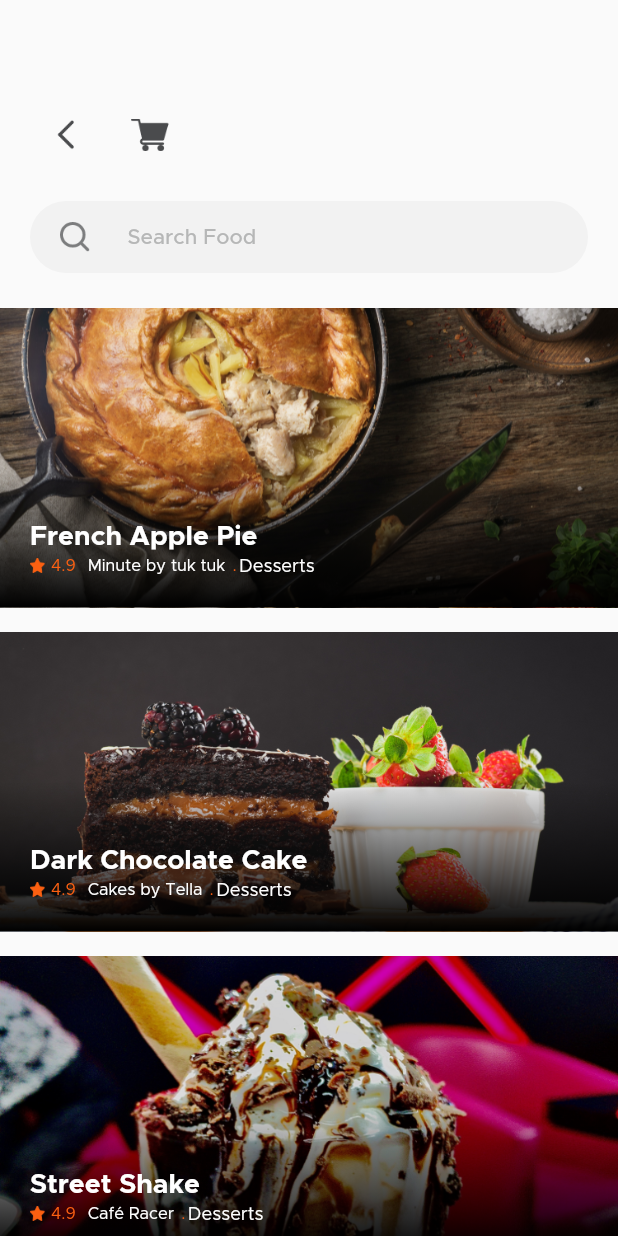
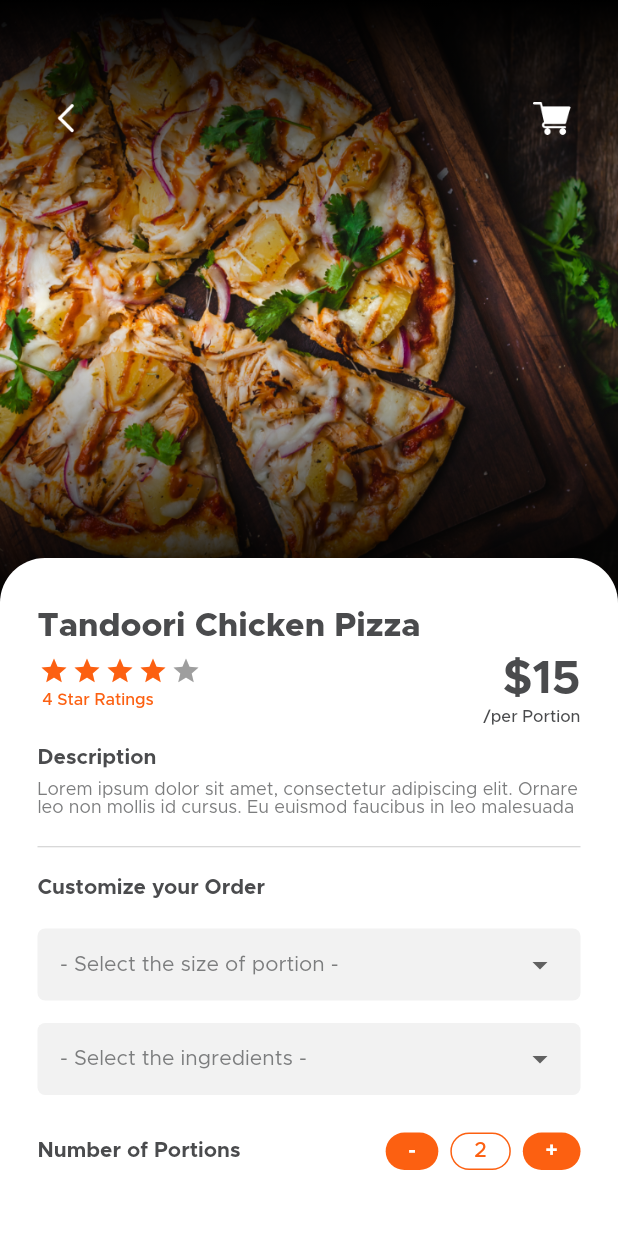
Before and after one commit to codeforany/food_delivery_meal, a Flutter app: the MenuItemsView screen opened directly with empty values, after a tap on "French Apple Pie", on a phone screen of 412 x 824 dp. Run offline on Flutter 3.47's test engine with Material 2 defaults, Android fonts, the phone set to English and light mode, and no system bars; drawn by our look-alikes of flutter_rating_bar; missing offline and left inert: otp_pin_field.

Commit message:
Food Details UI

```diff
--- /dev/null
+++ b/lib/view/menu/item_details_view.dart
@@ -0,0 +1,395 @@
+import 'package:flutter/material.dart';
+import 'package:flutter_rating_bar/flutter_rating_bar.dart';
+
+import '../../common/color_extension.dart';
+
+class ItemDetailsView extends StatefulWidget {
+  const ItemDetailsView({super.key});
+
+  @override
+  State<ItemDetailsView> createState() => _ItemDetailsViewState();
+}
+
+class _ItemDetailsViewState extends State<ItemDetailsView> {
+  @override
+  Widget build(BuildContext context) {
+    var media = MediaQuery.of(context).size;
+    return Scaffold(
+      backgroundColor: TColor.white,
+      body: Stack(
+        alignment: Alignment.topCenter,
+        children: [
+          Image.asset(
+            "assets/img/detail_top.png",
+            width: media.width,
+            height: media.width,
+            fit: BoxFit.cover,
+          ),
+          Container(
+            width: media.width,
+            height: media.width,
+            decoration: const BoxDecoration(
+              gradient: LinearGradient(
+                  colors: [Colors.black, Colors.transparent, Colors.black],
+                  begin: Alignment.topCenter,
+                  end: Alignment.bottomCenter),
+            ),
+          ),
+          SingleChildScrollView(
+            child: Padding(
+              padding: const EdgeInsets.symmetric(vertical: 20),
+              child: Column(
+                children: [
+                  SizedBox(
+                    height: media.width - 60,
+                  ),
+                  Container(
+                    decoration: BoxDecoration(
+                        color: TColor.white,
+                        borderRadius: const BorderRadius.only(
+                            topLeft: Radius.circular(30),
+                            topRight: Radius.circular(30))),
+                    child: Column(
+                        crossAxisAlignment: CrossAxisAlignment.start,
+                        children: [
+                          const SizedBox(
+                            height: 35,
+                          ),
+                          Padding(
+                            padding: const EdgeInsets.symmetric(horizontal: 25),
+                            child: Text(
+                              "Tandoori Chicken Pizza",
+                              style: TextStyle(
+                                  color: TColor.primaryText,
+                                  fontSize: 22,
+                                  fontWeight: FontWeight.w800),
+                            ),
+                          ),
+                          const SizedBox(
+                            height: 8,
+                          ),
+                          Padding(
+                            padding: const EdgeInsets.symmetric(horizontal: 25),
+                            child: Row(
+                              mainAxisAlignment: MainAxisAlignment.spaceBetween,
+                              crossAxisAlignment: CrossAxisAlignment.start,
+                              children: [
+                                Column(
+                                  crossAxisAlignment: CrossAxisAlignment.start,
+                                  children: [
+                                    IgnorePointer(
+                                      ignoring: true,
+                                      child: RatingBar.builder(
+                                        initialRating: 4,
+                                        minRating: 1,
+                                        direction: Axis.horizontal,
+                                        allowHalfRating: true,
+                                        itemCount: 5,
+                                        itemSize: 20,
+                                        itemPadding: const EdgeInsets.symmetric(
+                                            horizontal: 1.0),
+                                        itemBuilder: (context, _) => Icon(
+                                          Icons.star,
+                                          color: TColor.primary,
+                                        ),
+                                        onRatingUpdate: (rating) {
+                                          print(rating);
+                                        },
+                                      ),
+                                    ),
+                                    const SizedBox(
+                                      height: 4,
+                                    ),
+                                    Text(
+                                      " 4 Star Ratings",
+                                      style: TextStyle(
+                                          color: TColor.primary,
+                                          fontSize: 11,
+                                          fontWeight: FontWeight.w500),
+                                    ),
+                                  ],
+                                ),
+                                Column(
+                                  crossAxisAlignment: CrossAxisAlignment.end,
+                                  children: [
+                                    Text(
+                                      "\$15",
+                                      style: TextStyle(
+                                          color: TColor.primaryText,
+                                          fontSize: 31,
+                                          fontWeight: FontWeight.w700),
+                                    ),
+                                    const SizedBox(
+                                      height: 4,
+                                    ),
+                                    Text(
+                                      "/per Portion",
+                                      style: TextStyle(
+                                          color: TColor.primaryText,
+                                          fontSize: 11,
+                                          fontWeight: FontWeight.w500),
+                                    ),
+                                  ],
+                                )
+                              ],
+                            ),
+                          ),
+                          const SizedBox(
+                            height: 15,
+                          ),
+                          Padding(
+                            padding: const EdgeInsets.symmetric(horizontal: 25),
+                            child: Text(
+                              "Description",
+                              style: TextStyle(
+                                  color: TColor.primaryText,
+                                  fontSize: 14,
+                                  fontWeight: FontWeight.w700),
+                            ),
+                          ),
+                          const SizedBox(
+                            height: 8,
+                          ),
+                          Padding(
+                            padding: const EdgeInsets.symmetric(horizontal: 25),
+                            child: Text(
+                              "Lorem ipsum dolor sit amet, consectetur adipiscing elit. Ornare leo non mollis id cursus. Eu euismod faucibus in leo malesuada",
+                              style: TextStyle(
+                                  color: TColor.secondaryText, fontSize: 12),
+                            ),
+                          ),
+                          const SizedBox(
+                            height: 20,
+                          ),
+                          Padding(
+                              padding:
+                                  const EdgeInsets.symmetric(horizontal: 25),
+                              child: Divider(
+                                color: TColor.secondaryText.withOpacity(0.4),
+                                height: 1,
+                              )),
+                          const SizedBox(
+                            height: 20,
+                          ),
+                          Padding(
+                            padding: const EdgeInsets.symmetric(horizontal: 25),
+                            child: Text(
+                              "Customize your Order",
+                              style: TextStyle(
+                                  color: TColor.primaryText,
+                                  fontSize: 14,
+                                  fontWeight: FontWeight.w700),
+                            ),
+                          ),
+                          const SizedBox(
+                            height: 20,
+                          ),
+                          Padding(
+                            padding: const EdgeInsets.symmetric(horizontal: 25),
+                            child: Container(
+                              padding:
+                                  const EdgeInsets.symmetric(horizontal: 15),
+                              decoration: BoxDecoration(
+                                  color: TColor.textfield,
+                                  borderRadius: BorderRadius.circular(5)),
+                              child: DropdownButtonHideUnderline(
+                                child: DropdownButton(
+                                  isExpanded: true,
+                                  items: ["small", "Big"].map((e) {
+                                    return DropdownMenuItem(
+                                      value: e,
+                                      child: Text(
+                                        e,
+                                        style: TextStyle(
+                                            color: TColor.primaryText,
+                                            fontSize: 14),
+                                      ),
+                                    );
+                                  }).toList(),
+                                  onChanged: (val) {},
+                                  hint: Text(
+                                    "- Select the size of portion -",
+                                    textAlign: TextAlign.center,
+                                    style: TextStyle(
+                                        color: TColor.secondaryText,
+                                        fontSize: 14),
+                                  ),
+                                ),
+                              ),
+                            ),
+                          ),
+                          const SizedBox(
+                            height: 15,
+                          ),
+                          Padding(
+                            padding: const EdgeInsets.symmetric(horizontal: 25),
+                            child: Container(
+                              padding:
+                                  const EdgeInsets.symmetric(horizontal: 15),
+                              decoration: BoxDecoration(
+                                  color: TColor.textfield,
+                                  borderRadius: BorderRadius.circular(5)),
+                              child: DropdownButtonHideUnderline(
+                                child: DropdownButton(
+                                  isExpanded: true,
+                                  items: ["small", "Big"].map((e) {
+                                    return DropdownMenuItem(
+                                      value: e,
+                                      child: Text(
+                                        e,
+                                        style: TextStyle(
+                                            color: TColor.primaryText,
+                                            fontSize: 14),
+                                      ),
+                                    );
+                                  }).toList(),
+                                  onChanged: (val) {},
+                                  hint: Text(
+                                    "- Select the ingredients -",
+                                    textAlign: TextAlign.center,
+                                    style: TextStyle(
+                                        color: TColor.secondaryText,
+                                        fontSize: 14),
+                                  ),
+                                ),
+                              ),
+                            ),
+                          ),
+                          const SizedBox(
+                            height: 25,
+                          ),
+                          Padding(
+                            padding: const EdgeInsets.symmetric(horizontal: 25),
+                            child: Row(
+                              children: [
+                                Text(
+                                  "Number of Portions",
+                                  style: TextStyle(
+                                      color: TColor.primaryText,
+                                      fontSize: 14,
+                                      fontWeight: FontWeight.w700),
+                                ),
+                                const Spacer(),
+                                InkWell(
+                                  onTap: () {},
+                                  child: Container(
+                                    padding: const EdgeInsets.symmetric(
+                                        horizontal: 15),
+                                    height: 25,
+                                    alignment: Alignment.center,
+                                    decoration: BoxDecoration(
+                                        color: TColor.primary,
+                                        borderRadius:
+                                            BorderRadius.circular(12.5)),
+                                    child: Text(
+                                      "-",
+                                      style: TextStyle(
+                                          color: TColor.white,
+                                          fontSize: 14,
+                                          fontWeight: FontWeight.w700),
+                                    ),
+                                  ),
+                                ),
+                                const SizedBox(
+                                  width: 8,
+                                ),
+                                Container(
+                                  padding: const EdgeInsets.symmetric(
+                                      horizontal: 15),
+                                  height: 25,
+                                  alignment: Alignment.center,
+                                  decoration: BoxDecoration(
+                                      border: Border.all(
+                                        color: TColor.primary,
+                                      ),
+                                      borderRadius:
+                                          BorderRadius.circular(12.5)),
+                                  child: Text(
+                                    "2",
+                                    style: TextStyle(
+                                        color: TColor.primary,
+                                        fontSize: 14,
+                                        fontWeight: FontWeight.w500),
+                                  ),
+                                ),
+                                const SizedBox(
+                                  width: 8,
+                                ),
+                                InkWell(
+                                  onTap: () {},
+                                  child: Container(
+                                    padding: const EdgeInsets.symmetric(
+                                        horizontal: 15),
+                                    height: 25,
+                                    alignment: Alignment.center,
+                                    decoration: BoxDecoration(
+                                        color: TColor.primary,
+                                        borderRadius:
+                                            BorderRadius.circular(12.5)),
+                                    child: Text(
+                                      "+",
+                                      style: TextStyle(
+                                          color: TColor.white,
+                                          fontSize: 14,
+                                          fontWeight: FontWeight.w700),
+                                    ),
+                                  ),
+                                ),
+                              ],
+                            ),
+                          ),
+                          const SizedBox(
+                            height: 20,
+                          ),
+                        ]),
+                  ),
+                  const SizedBox(
+                    height: 20,
+                  ),
+                ],
+              ),
+            ),
+          ),
+          Padding(
+            padding: const EdgeInsets.symmetric(vertical: 20),
+            child: Column(
+              children: [
+                const SizedBox(
+                  height: 35,
+                ),
+                Padding(
+                  padding: const EdgeInsets.symmetric(horizontal: 20),
+                  child: Row(
+                    mainAxisAlignment: MainAxisAlignment.spaceBetween,
+                    children: [
+                      IconButton(
+                        onPressed: () {
+                          Navigator.pop(context);
+                        },
+                        icon: Image.asset(
+                          "assets/img/btn_back.png",
+                          width: 20,
+                          height: 20,
+                          color: TColor.white,
+                        ),
+                      ),
+                      IconButton(
+                        onPressed: () {},
+                        icon: Image.asset(
+                          "assets/img/shopping_cart.png",
+                          width: 25,
+                          height: 25,
+                          color: TColor.white,
+                        ),
+                      ),
+                    ],
+                  ),
+                ),
+              ],
+            ),
+          ),
+        ],
+      ),
+    );
+  }
+}
--- a/lib/view/menu/menu_items_view.dart
+++ b/lib/view/menu/menu_items_view.dart
@@ -4,7 +4,7 @@ import 'package:food_delivery/common_widget/round_textfield.dart';
 
 import '../../common_widget/menu_item_row.dart';
 import '../../common_widget/popular_resutaurant_row.dart';
-
+import 'item_details_view.dart';
 
 class MenuItemsView extends StatefulWidget {
   final Map mObj;
@@ -106,7 +106,9 @@ class _MenuItemsViewState extends State<MenuItemsView> {
                       icon: Image.asset("assets/img/btn_back.png",
                           width: 20, height: 20),
                     ),
-                    const SizedBox(width: 8,),
+                    const SizedBox(
+                      width: 8,
+                    ),
                     Text(
                       widget.mObj["name"].toString(),
                       style: TextStyle(
@@ -128,7 +130,6 @@ class _MenuItemsViewState extends State<MenuItemsView> {
               const SizedBox(
                 height: 20,
               ),
-
               Padding(
                 padding: const EdgeInsets.symmetric(horizontal: 20),
                 child: RoundTextfield(
@@ -148,7 +149,6 @@ class _MenuItemsViewState extends State<MenuItemsView> {
               const SizedBox(
                 height: 15,
               ),
-
               ListView.builder(
                 physics: const NeverScrollableScrollPhysics(),
                 shrinkWrap: true,
@@ -158,11 +158,16 @@ class _MenuItemsViewState extends State<MenuItemsView> {
                   var mObj = menuItemsArr[index] as Map? ?? {};
                   return MenuItemRow(
                     mObj: mObj,
-                    onTap: () {},
+                    onTap: () {
+                      Navigator.push(
+                        context,
+                        MaterialPageRoute(
+                            builder: (context) => const ItemDetailsView()),
+                      );
+                    },
                   );
                 }),
               ),
-
             ],
           ),
         ),
--- a/pubspec.yaml
+++ b/pubspec.yaml
@@ -36,6 +36,7 @@ dependencies:
   # Use with the CupertinoIcons class for iOS style icons.
   cupertino_icons: ^1.0.2
   otp_pin_field: ^1.2.0+2
+  flutter_rating_bar: ^4.0.1
 
 dev_dependencies:
   flutter_test:
```
Also changed, not shown: assets/img/detail_top.png (added), assets/img/favorites_btn.png (added), assets/img/favorites_btn_2.png (added), assets/img/shopping_add.png (added), pubspec.lock, 1 other file.
